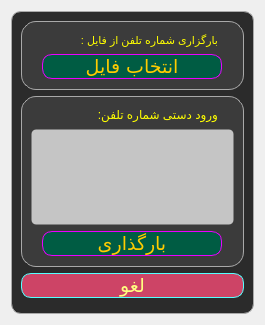
SaeidJavadi/Advanced-WhatsApp-Sender, file ui/importNum.ui: the form before one commit.
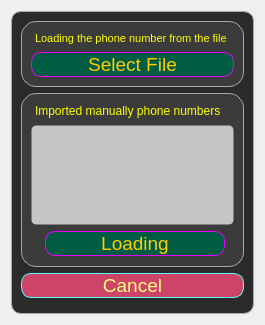
The form after the commit.

Patch:
```diff
--- a/ui/importNum.ui
+++ b/ui/importNum.ui
@@ -51,6 +51,9 @@
       </property>
       <item row="0" column="0">
        <widget class="QFrame" name="frame_file">
+        <property name="layoutDirection">
+         <enum>Qt::LeftToRight</enum>
+        </property>
         <property name="styleSheet">
          <string notr="true">QFrame {
 	background-color: #3b3b3b;
@@ -76,57 +79,6 @@
          <enum>QFrame::Raised</enum>
         </property>
         <layout class="QGridLayout" name="gridLayout">
-         <property name="topMargin">
-          <number>10</number>
-         </property>
-         <property name="bottomMargin">
-          <number>10</number>
-         </property>
-         <item row="1" column="0">
-          <widget class="QPushButton" name="btn_importFile">
-           <property name="minimumSize">
-            <size>
-             <width>180</width>
-             <height>25</height>
-            </size>
-           </property>
-           <property name="maximumSize">
-            <size>
-             <width>180</width>
-             <height>16777215</height>
-            </size>
-           </property>
-           <property name="font">
-            <font>
-             <family>B Nazanin</family>
-             <pointsize>14</pointsize>
-             <weight>50</weight>
-             <italic>false</italic>
-             <bold>false</bold>
-            </font>
-           </property>
-           <property name="toolTip">
-            <string>انتخاب فایل برای بارگذاری</string>
-           </property>
-           <property name="styleSheet">
-            <string notr="true">QPushButton:hover:!pressed
-{
-  border: 2px solid rgb(0, 209, 255);
-	background-color: rgb(129, 125, 255);
-	color: rgb(85, 255, 255);
-}
-QPushButton{
-background-color: rgb(0, 92, 67);
-color: rgb(255, 204, 0);
-border: 1px solid  rgb(234, 0, 255);;
-border-radius: 10px;
-}</string>
-           </property>
-           <property name="text">
-            <string>انتخاب فایل</string>
-           </property>
-          </widget>
-         </item>
          <item row="0" column="0">
           <widget class="QLabel" name="label">
            <property name="font">
@@ -144,7 +96,58 @@
 }</string>
            </property>
            <property name="text">
-            <string>بارگزاری شماره تلفن از فایل :</string>
+            <string>Loading the phone number from the file</string>
+           </property>
+          </widget>
+         </item>
+         <item row="1" column="0">
+          <widget class="QPushButton" name="btn_importFile">
+           <property name="sizePolicy">
+            <sizepolicy hsizetype="Preferred" vsizetype="Fixed">
+             <horstretch>0</horstretch>
+             <verstretch>0</verstretch>
+            </sizepolicy>
+           </property>
+           <property name="minimumSize">
+            <size>
+             <width>100</width>
+             <height>25</height>
+            </size>
+           </property>
+           <property name="maximumSize">
+            <size>
+             <width>16777215</width>
+             <height>16777215</height>
+            </size>
+           </property>
+           <property name="font">
+            <font>
+             <family>Arial</family>
+             <pointsize>14</pointsize>
+             <weight>50</weight>
+             <italic>false</italic>
+             <bold>false</bold>
+            </font>
+           </property>
+           <property name="toolTip">
+            <string>File Select to load</string>
+           </property>
+           <property name="styleSheet">
+            <string notr="true">QPushButton:hover:!pressed
+{
+  border: 2px solid rgb(0, 209, 255);
+	background-color: rgb(129, 125, 255);
+	color: rgb(85, 255, 255);
+}
+QPushButton{
+background-color: rgb(0, 92, 67);
+color: rgb(255, 204, 0);
+border: 1px solid  rgb(234, 0, 255);;
+border-radius: 10px;
+}</string>
+           </property>
+           <property name="text">
+            <string>Select File</string>
            </property>
           </widget>
          </item>
@@ -187,12 +190,18 @@
          <item row="0" column="0" colspan="2">
           <widget class="QLabel" name="label_2">
            <property name="text">
-            <string>ورود دستی شماره تلفن:</string>
+            <string>Imported manually phone numbers</string>
            </property>
           </widget>
          </item>
          <item row="2" column="1">
           <widget class="QPushButton" name="btn_importManual">
+           <property name="sizePolicy">
+            <sizepolicy hsizetype="Preferred" vsizetype="Fixed">
+             <horstretch>0</horstretch>
+             <verstretch>0</verstretch>
+            </sizepolicy>
+           </property>
            <property name="minimumSize">
             <size>
              <width>180</width>
@@ -201,13 +210,13 @@
            </property>
            <property name="maximumSize">
             <size>
-             <width>180</width>
+             <width>16777215</width>
              <height>16777215</height>
             </size>
            </property>
            <property name="font">
             <font>
-             <family>B Nazanin</family>
+             <family>Arial</family>
              <pointsize>14</pointsize>
             </font>
            </property>
@@ -229,7 +238,7 @@
 }</string>
            </property>
            <property name="text">
-            <string>بارگذاری</string>
+            <string>Loading</string>
            </property>
           </widget>
          </item>
@@ -253,7 +262,7 @@
         </property>
         <property name="font">
          <font>
-          <family>B Nazanin</family>
+          <family>Arial</family>
           <pointsize>14</pointsize>
          </font>
         </property>
@@ -275,7 +284,7 @@
 }</string>
         </property>
         <property name="text">
-         <string>لغو</string>
+         <string>Cancel</string>
         </property>
         <property name="autoDefault">
          <bool>true</bool>
```
Left out of the diff: 21 changed lines with no effect on the pictures.
